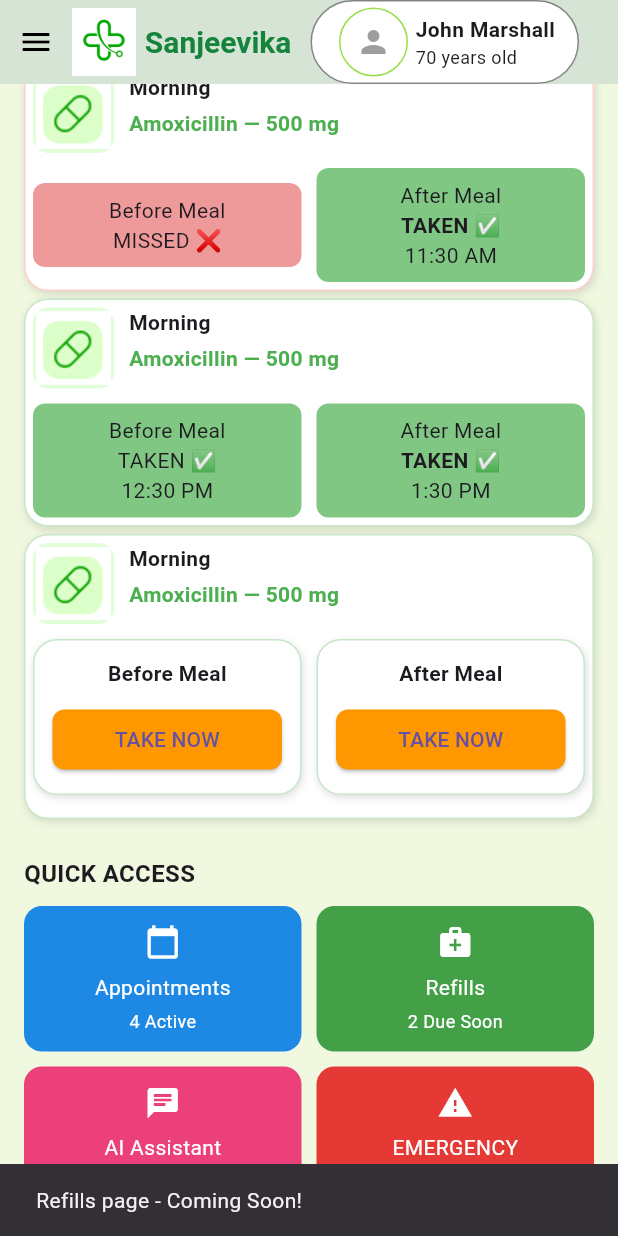
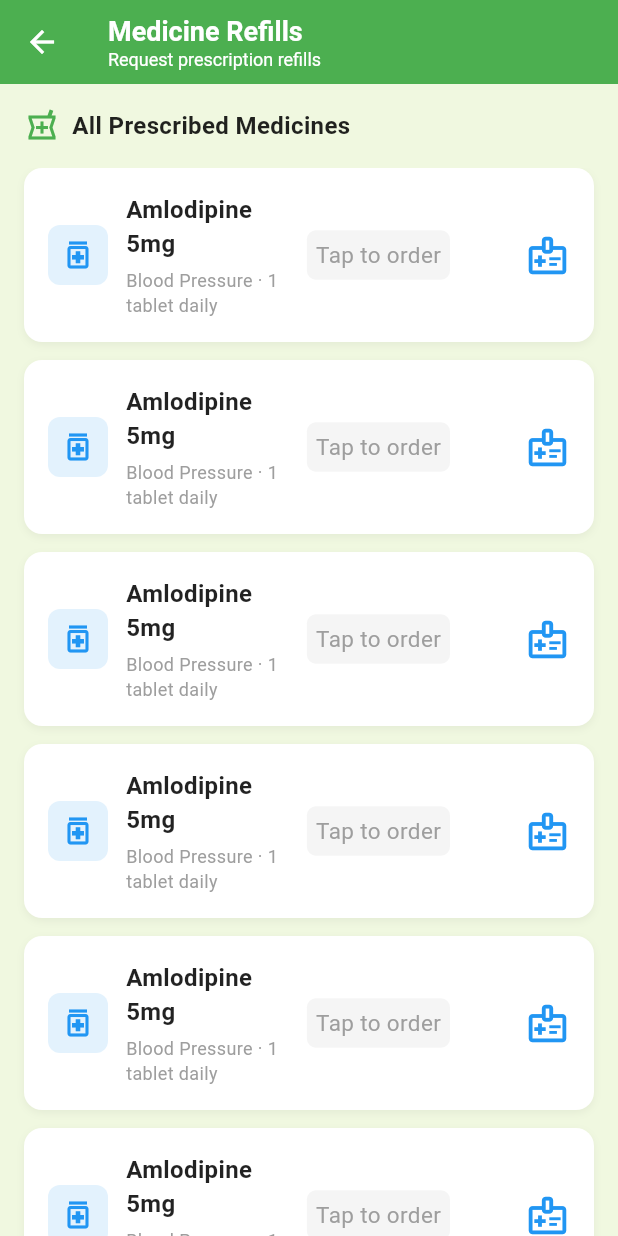
Before and after one commit to tanishqshrivas/gabru, a Flutter app: the HomePage screen opened by its route, scrolled down 255 dp, after a tap on "Refills", on a phone screen of 412 x 824 dp. Run offline on Flutter 3.47's test engine with Material 3 defaults, Android fonts, the phone set to English and light mode, and no system bars; our stand-ins replace google_sign_in.

Commit message:
refill page aa gya oye

```diff
--- a/lib/home_page.dart
+++ b/lib/home_page.dart
@@ -1,4 +1,5 @@
 import 'package:flutter/material.dart';
+import 'package:project/refill_page.dart';
 import 'emergency.dart';
 
 class HomePage extends StatelessWidget {
@@ -220,8 +221,9 @@ class HomePage extends StatelessWidget {
                         child: GestureDetector(
                           onTap: () {
                             // Navigate to Refills page
-                            ScaffoldMessenger.of(context).showSnackBar(
-                              const SnackBar(content: Text('Refills page - Coming Soon!')),
+                            Navigator.push(
+                              context,
+                              MaterialPageRoute(builder: (context) => const RefillPage()),
                             );
                           },
                           child: Container(
--- /dev/null
+++ b/lib/refill_page.dart
@@ -0,0 +1,239 @@
+import 'package:flutter/material.dart';
+
+
+class RefillPage extends StatefulWidget {
+  const RefillPage({super.key});
+
+  @override
+  State<RefillPage> createState() => _RefillPageState();
+}
+
+class _RefillPageState extends State<RefillPage> {
+  bool showSuccessNotification = false;
+
+  @override
+  Widget build(BuildContext context) {
+    return Scaffold(
+      backgroundColor: const Color(0xFFF0F8E0),
+      appBar: AppBar(
+        backgroundColor: const Color(0xFF4CAF50),
+        elevation: 0,
+        leading: IconButton(
+          icon: const Icon(Icons.arrow_back, color: Colors.white),
+          onPressed: () {
+            Navigator.pop(context);
+          },
+        ),
+        title: Column(
+          crossAxisAlignment: CrossAxisAlignment.start,
+          children: const [
+            Text(
+              'Medicine Refills',
+              style: TextStyle(
+                color: Colors.white,
+                fontSize: 18,
+                fontWeight: FontWeight.bold,
+              ),
+            ),
+            Text(
+              'Request prescription refills',
+              style: TextStyle(
+                color: Colors.white,
+                fontSize: 12,
+              ),
+            ),
+          ],
+        ),
+      ),
+      body: Stack(
+        children: [
+          Column(
+            children: [
+              Container(
+                width: double.infinity,
+                padding: const EdgeInsets.all(16),
+                color: const Color(0xFFF0F8E0),
+                child: Row(
+                  children: const [
+                    Icon(Icons.local_pharmacy_outlined, color: Color(0xFF4CAF50)),
+                    SizedBox(width: 8),
+                    Text(
+                      'All Prescribed Medicines',
+                      style: TextStyle(
+                        fontSize: 16,
+                        fontWeight: FontWeight.bold,
+                        color: Colors.black87,
+                      ),
+                    ),
+                  ],
+                ),
+              ),
+              Expanded(
+                child: ListView.builder(
+                  padding: const EdgeInsets.symmetric(horizontal: 16),
+                  itemCount: 8,
+                  itemBuilder: (context, index) {
+                    return Container(
+                      margin: const EdgeInsets.only(bottom: 12),
+                      padding: const EdgeInsets.all(16),
+                      decoration: BoxDecoration(
+                        color: Colors.white,
+                        borderRadius: BorderRadius.circular(12),
+                        boxShadow: [
+                          BoxShadow(
+                            color: Colors.black.withOpacity(0.05),
+                            blurRadius: 4,
+                            offset: const Offset(0, 2),
+                          ),
+                        ],
+                      ),
+                      child: Row(
+                        children: [
+                          Container(
+                            padding: const EdgeInsets.all(8),
+                            decoration: BoxDecoration(
+                              color: const Color(0xFFE3F2FD),
+                              borderRadius: BorderRadius.circular(8),
+                            ),
+                            child: const Icon(
+                             Icons.medication_outlined,
+                              color: Color(0xFF2196F3),
+                              size: 24,
+                            ),
+                          ),
+                          const SizedBox(width: 12),
+                          Expanded(
+                            child: Column(
+                              crossAxisAlignment: CrossAxisAlignment.start,
+                              children: const [
+                                Text(
+                                  'Amlodipine 5mg',
+                                  style: TextStyle(
+                                    fontSize: 16,
+                                    fontWeight: FontWeight.bold,
+                                    color: Colors.black87,
+                                  ),
+                                ),
+                                SizedBox(height: 4),
+                                Text(
+                                  'Blood Pressure · 1 tablet daily',
+                                  style: TextStyle(
+                                    fontSize: 12,
+                                    color: Colors.grey,
+                                  ),
+                                ),
+                              ],
+                            ),
+                          ),
+                          GestureDetector(
+                            onTap: () {
+                              setState(() {
+                                showSuccessNotification = true;
+                              });
+                              // Hide notification after 3 seconds
+                              Future.delayed(const Duration(seconds: 3), () {
+                                if (mounted) {
+                                  setState(() {
+                                    showSuccessNotification = false;
+                                  });
+                                }
+                              });
+                            },
+                            child: Container(
+                              padding: const EdgeInsets.symmetric(
+                                horizontal: 6,
+                                vertical: 6,
+                              ),
+                              decoration: BoxDecoration(
+                                color: Colors.grey[100],
+                                borderRadius: BorderRadius.circular(6),
+                              ),
+                              child: const Text(
+                                'Tap to order',
+                                style: TextStyle(
+                                  fontSize: 15,
+                                  color: Colors.grey,
+                                ),
+                              ),
+                            ),
+                          ),
+                          const SizedBox(width: 50),
+                          const Icon(
+                            Icons.medical_information_outlined,
+                            color: Color(0xFF2196F3),
+                            size: 30,
+                          ),
+                        ],
+                      ),
+                    );
+                  },
+                ),
+              ),
+            ],
+          ),
+          // Success notification overlay
+          if (showSuccessNotification)
+            Positioned(
+              top: 20,
+              left: 16,
+              right: 16,
+              child: Container(
+                padding: const EdgeInsets.all(16),
+                decoration: BoxDecoration(
+                  color: const Color(0xFF4CAF50),
+                  borderRadius: BorderRadius.circular(12),
+                  boxShadow: [
+                    BoxShadow(
+                      color: Colors.black.withOpacity(0.2),
+                      blurRadius: 8,
+                      offset: const Offset(0, 4),
+                    ),
+                  ],
+                ),
+                child: Row(
+                  children: [
+                    Container(
+                      padding: const EdgeInsets.all(6),
+                      decoration: const BoxDecoration(
+                        color: Colors.white,
+                        shape: BoxShape.circle,
+                      ),
+                      child: const Icon(
+                        Icons.check,
+                        color: Color(0xFF4CAF50),
+                        size: 20,
+                      ),
+                    ),
+                    const SizedBox(width: 12),
+                    Expanded(
+                      child: Column(
+                        crossAxisAlignment: CrossAxisAlignment.start,
+                        children: const [
+                          Text(
+                            'Order Placed Successfully!',
+                            style: TextStyle(
+                              color: Colors.white,
+                              fontSize: 16,
+                              fontWeight: FontWeight.bold,
+                            ),
+                          ),
+                          SizedBox(height: 2),
+                          Text(
+                            'Amlodipine 5mg · 1 pack(s) ordered',
+                            style: TextStyle(
+                              color: Colors.white,
+                              fontSize: 12,
+                            ),
+                          ),
+                        ],
+                      ),
+                    ),
+                  ],
+                ),
+              ),
+            ),
+        ],
+      ),
+    );
+  }
+}
--- a/pubspec.yaml
+++ b/pubspec.yaml
@@ -35,7 +35,7 @@ dependencies:
   # The following adds the Cupertino Icons font to your application.
   # Use with the CupertinoIcons class for iOS style icons.
   cupertino_icons: ^1.0.8
-  google_sign_in: ^6.2.1 # Add this line for Google Sign-In
+  google_sign_in: ^6.2.1
 
 dev_dependencies:
   flutter_test:
```
